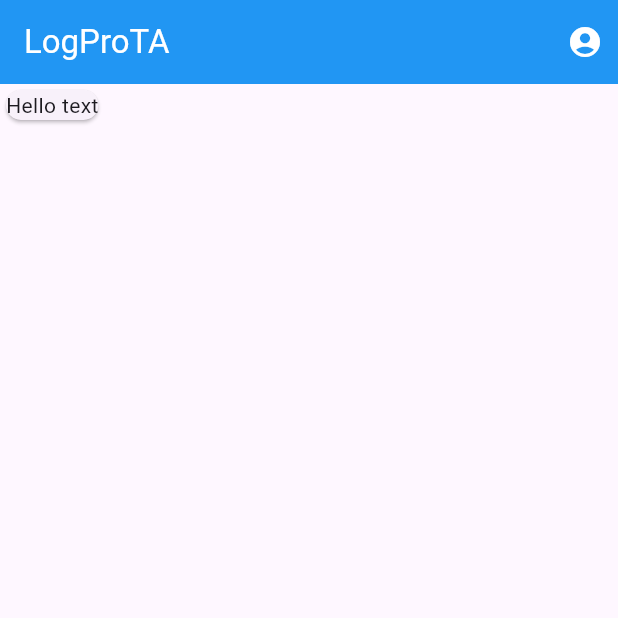
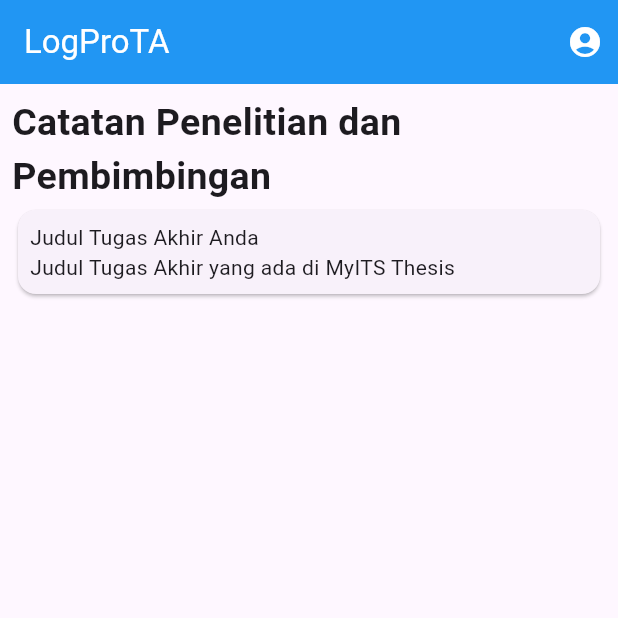
Before and after one commit to abhiramadamas/FP-PPB, a Flutter app: the screen it shows after launch, on a phone screen of 412 x 824 dp, the top half of it. Run offline on Flutter 3.47's test engine with Material 3 defaults, Android fonts, the phone set to English and light mode, and no system bars.

Commit message:
feat: add logbook_page

```diff
--- a/lib/main.dart
+++ b/lib/main.dart
@@ -1,5 +1,5 @@
 import 'package:flutter/material.dart';
-import 'package:logprota/pages/home_page.dart';
+import 'package:logprota/pages/logbook_page.dart';
 
 void main() {
   runApp(const MyApp());
@@ -17,7 +17,7 @@ class MyApp extends StatelessWidget {
         colorScheme: ColorScheme.fromSeed(seedColor: Colors.deepPurple),
         useMaterial3: true,
       ),
-      home: const HomePage(),
+      home: const LogbookPage(),
     );
   }
 }
--- a/lib/pages/home_page.dart
+++ /dev/null
@@ -1,34 +0,0 @@
-import 'package:flutter/material.dart';
-
-class HomePage extends StatelessWidget {
-  const HomePage({super.key});
-
-  @override
-  Widget build(BuildContext context) {
-    return Scaffold(
-      appBar: AppBar(
-        title: const Text(
-          "LogProTA",
-          style: TextStyle(color: Colors.white),
-        ),
-        backgroundColor: Colors.blue,
-        actions: const [
-          Padding(
-            padding: EdgeInsets.all(10.0),
-            child: Icon(
-              Icons.account_circle,
-              color: Colors.white,
-            ),
-          ),
-        ],
-      ),
-      body: const Column(
-        children: [
-          Card(
-            child: Text("Hello text"),
-          ),
-        ],
-      ),
-    );
-  }
-}
--- /dev/null
+++ b/lib/pages/logbook_page.dart
@@ -0,0 +1,57 @@
+import 'package:flutter/material.dart';
+
+class LogbookPage extends StatelessWidget {
+  const LogbookPage({super.key});
+
+  @override
+  Widget build(BuildContext context) {
+    return Scaffold(
+      appBar: AppBar(
+        title: const Text(
+          "LogProTA",
+          style: TextStyle(color: Colors.white),
+        ),
+        backgroundColor: Colors.blue,
+        actions: const [
+          Padding(
+            padding: EdgeInsets.all(10.0),
+            child: Icon(
+              Icons.account_circle,
+              color: Colors.white,
+            ),
+          ),
+        ],
+      ),
+      body: const Padding(
+        padding: EdgeInsets.all(8.0),
+        child: Column(
+          crossAxisAlignment: CrossAxisAlignment.stretch,
+          children: [
+            Text(
+              "Catatan Penelitian dan Pembimbingan",
+              style: TextStyle(
+                fontSize: 25.0,
+                fontWeight: FontWeight.bold,
+              ),
+            ),
+            Card(
+              child: Padding(
+                padding: EdgeInsets.all(8.0),
+                child: Column(
+                  crossAxisAlignment: CrossAxisAlignment.start,
+                  mainAxisSize: MainAxisSize.min,
+                  children: [
+                    Text("Judul Tugas Akhir Anda"),
+                    Text(
+                      "Judul Tugas Akhir yang ada di MyITS Thesis",
+                    ),
+                  ],
+                ),
+              ),
+            ),
+          ],
+        ),
+      ),
+    );
+  }
+}
--- a/pubspec.yaml
+++ b/pubspec.yaml
@@ -35,6 +35,7 @@ dependencies:
   # The following adds the Cupertino Icons font to your application.
   # Use with the CupertinoIcons class for iOS style icons.
   cupertino_icons: ^1.0.6
+  shimmer_animation: ^2.1.0+1
 
 dev_dependencies:
   flutter_test:
```
Also changed, not shown: pubspec.lock.
